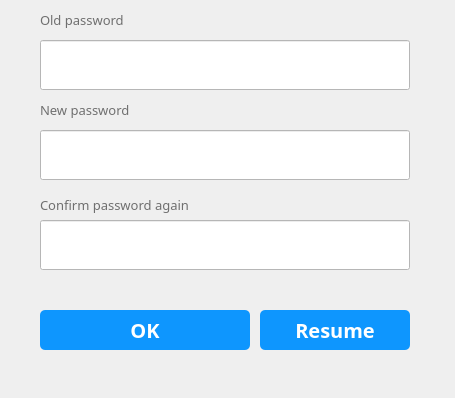
Old version of the form ui_highDPI/password.ui in the repository Josefina-Hernandez/akt_hr_tool.
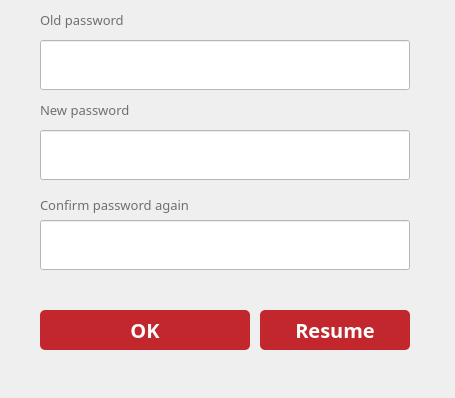
New version of the form.

What changed in the file:
```diff
--- a/ui_highDPI/password.ui
+++ b/ui_highDPI/password.ui
@@ -268,7 +268,7 @@
     /*字体颜色为白色*/    
     color:white;
     /*背景颜色*/  
-    background-color:rgb(14 , 150 , 254);
+    background-color:#C1272D;
     /*边框圆角半径为8像素*/ 
     border-radius:5px;
 }
@@ -325,7 +325,7 @@
     /*字体颜色为白色*/    
     color:white;
     /*背景颜色*/  
-    background-color:rgb(14 , 150 , 254);
+    background-color:#C1272D;
     /*边框圆角半径为8像素*/ 
     border-radius:5px;
 }
```
Left out of the diff: 8 changed lines with no effect on the pictures.
